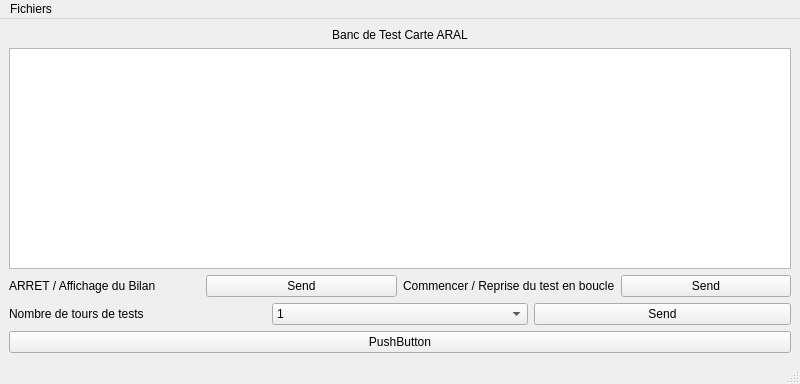
anasdtp/Aral, file Logiciel Qt/Banc_de_test_ARAL/mainwindow.ui: the form before one commit.
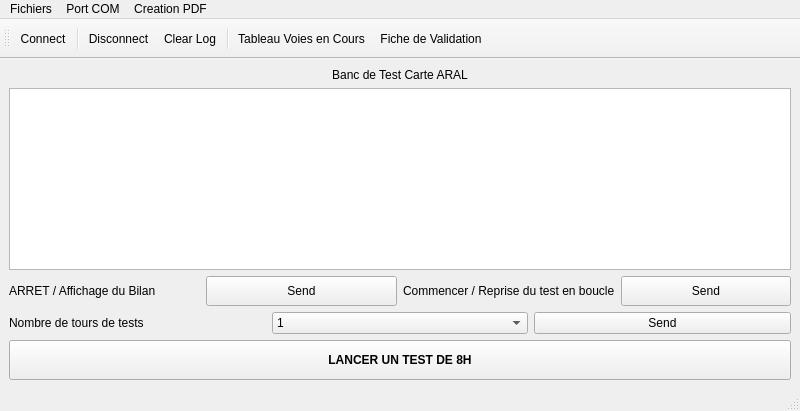
The form after the commit. Icons and pictures are not drawn.

Commit message: generetion fiche de validation faite. On peut mtn se deco/reco sur la com. Il ne reste plus qu'a rendre le tout executable depuis n'importe quel pc!

Diff of the .ui file:
```diff
--- a/Logiciel Qt/Banc_de_test_ARAL/mainwindow.ui
+++ b/Logiciel Qt/Banc_de_test_ARAL/mainwindow.ui
@@ -7,7 +7,7 @@
     <x>0</x>
     <y>0</y>
     <width>800</width>
-    <height>384</height>
+    <height>411</height>
    </rect>
   </property>
   <property name="windowTitle">
@@ -41,6 +41,12 @@
         </item>
         <item>
          <widget class="QPushButton" name="sendButton_arret">
+          <property name="minimumSize">
+           <size>
+            <width>0</width>
+            <height>30</height>
+           </size>
+          </property>
           <property name="text">
            <string>Send</string>
           </property>
@@ -59,6 +65,12 @@
         </item>
         <item>
          <widget class="QPushButton" name="sendButton_repriseTest">
+          <property name="minimumSize">
+           <size>
+            <width>0</width>
+            <height>30</height>
+           </size>
+          </property>
           <property name="text">
            <string>Send</string>
           </property>
@@ -161,9 +173,31 @@
      </layout>
     </item>
     <item>
-     <widget class="QPushButton" name="pushButton">
+     <widget class="QPushButton" name="sendButton_lancementTestNuit">
+      <property name="minimumSize">
+       <size>
+        <width>0</width>
+        <height>40</height>
+       </size>
+      </property>
+      <property name="font">
+       <font>
+        <bold>true</bold>
+        <underline>false</underline>
+        <strikeout>false</strikeout>
+       </font>
+      </property>
+      <property name="cursor">
+       <cursorShape>PointingHandCursor</cursorShape>
+      </property>
+      <property name="focusPolicy">
+       <enum>Qt::StrongFocus</enum>
+      </property>
       <property name="text">
-       <string>PushButton</string>
+       <string>LANCER UN TEST DE 8H</string>
+      </property>
+      <property name="checkable">
+       <bool>false</bool>
       </property>
      </widget>
     </item>
@@ -183,15 +217,101 @@
      <string>Fichiers</string>
     </property>
     <addaction name="actionTableau_Voies_Bilan"/>
+    <addaction name="actionQuit"/>
+   </widget>
+   <widget class="QMenu" name="menuCreation_PDF">
+    <property name="title">
+     <string>Creation PDF</string>
+    </property>
+    <addaction name="actionFicheValidation"/>
+   </widget>
+   <widget class="QMenu" name="menuPort_COM">
+    <property name="title">
+     <string>Port COM</string>
+    </property>
+    <addaction name="actionConnect"/>
+    <addaction name="actionDisconnect"/>
    </widget>
    <addaction name="menuFichiers"/>
+   <addaction name="menuPort_COM"/>
+   <addaction name="menuCreation_PDF"/>
   </widget>
   <widget class="QStatusBar" name="statusbar"/>
+  <widget class="QToolBar" name="mainToolBar">
+   <property name="minimumSize">
+    <size>
+     <width>0</width>
+     <height>40</height>
+    </size>
+   </property>
+   <property name="windowTitle">
+    <string>toolBar</string>
+   </property>
+   <attribute name="toolBarArea">
+    <enum>TopToolBarArea</enum>
+   </attribute>
+   <attribute name="toolBarBreak">
+    <bool>false</bool>
+   </attribute>
+   <addaction name="actionConnect"/>
+   <addaction name="separator"/>
+   <addaction name="actionDisconnect"/>
+   <addaction name="actionClearLog"/>
+   <addaction name="separator"/>
+   <addaction name="actionTableau_Voies_en_Cours"/>
+   <addaction name="actionFicheValidation"/>
+  </widget>
   <action name="actionTableau_Voies_Bilan">
    <property name="text">
     <string>Tableau Voies Bilan</string>
    </property>
   </action>
+  <action name="actionTableau_Voies_en_Cours">
+   <property name="text">
+    <string>Tableau Voies en Cours</string>
+   </property>
+  </action>
+  <action name="actionFicheValidation">
+   <property name="text">
+    <string>Fiche de Validation</string>
+   </property>
+  </action>
+  <action name="actionConnect">
+   <property name="icon">
+    <iconset resource="Ressources.qrc">
+     <normaloff>:/images/connect.png</normaloff>:/images/connect.png</iconset>
+   </property>
+   <property name="text">
+    <string>&amp;Connect</string>
+   </property>
+  </action>
+  <action name="actionDisconnect">
+   <property name="icon">
+    <iconset resource="Ressources.qrc">
+     <normaloff>:/images/disconnect.png</normaloff>:/images/disconnect.png</iconset>
+   </property>
+   <property name="text">
+    <string>&amp;Disconnect</string>
+   </property>
+  </action>
+  <action name="actionClearLog">
+   <property name="icon">
+    <iconset resource="Ressources.qrc">
+     <normaloff>:/images/clear.png</normaloff>:/images/clear.png</iconset>
+   </property>
+   <property name="text">
+    <string>Clear &amp;Log</string>
+   </property>
+  </action>
+  <action name="actionQuit">
+   <property name="icon">
+    <iconset resource="Ressources.qrc">
+     <normaloff>:/images/application-exit.png</normaloff>:/images/application-exit.png</iconset>
+   </property>
+   <property name="text">
+    <string>&amp;Quit</string>
+   </property>
+  </action>
  </widget>
  <resources/>
  <connections/>
```
Left out of the diff: 7 changed lines with no effect on the pictures. The commit also changes 30 other files.
